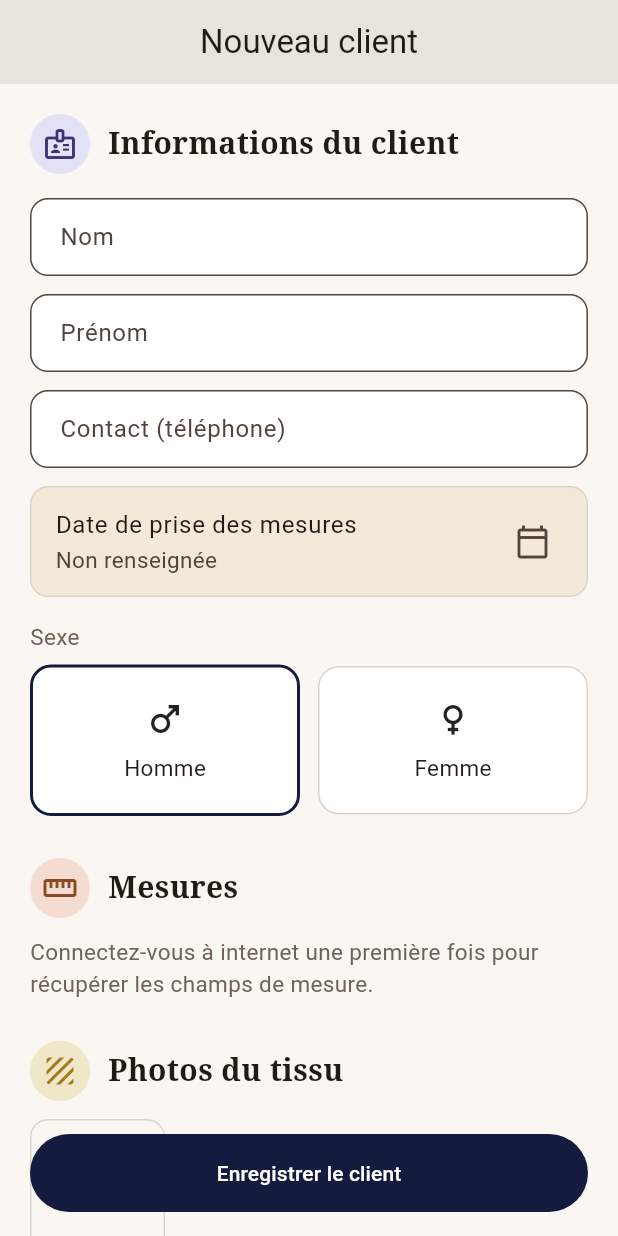
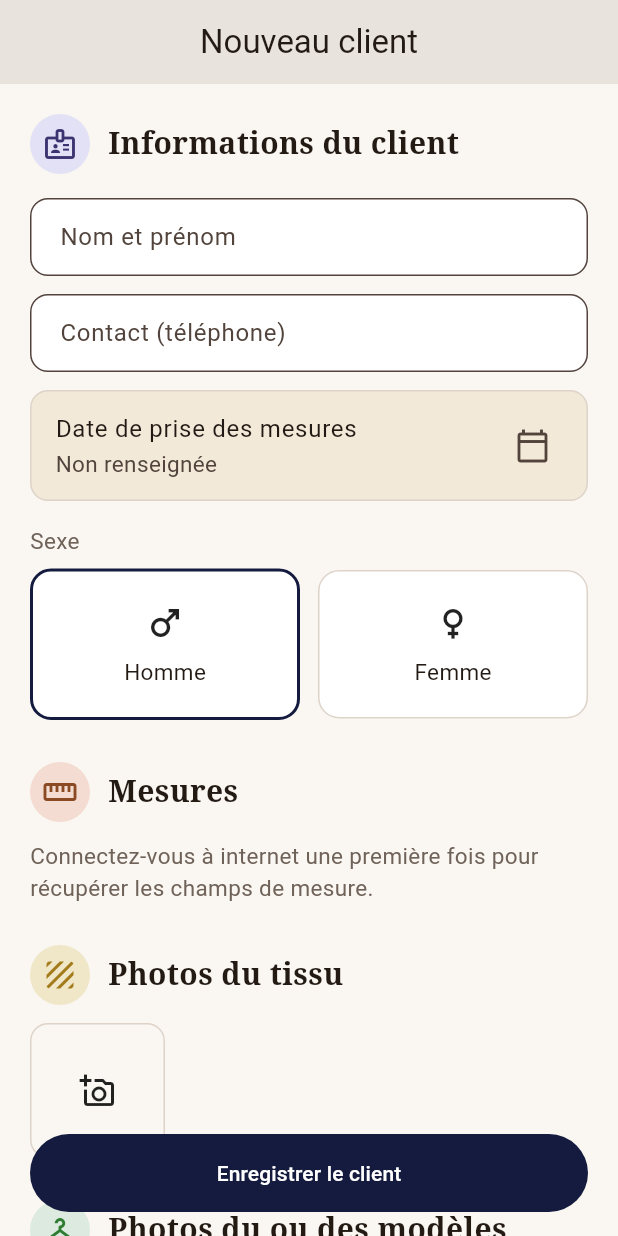
Before and after one commit to ouattaradanou-debug/forevercare-ai, a Flutter app: the EcranNouveauClient screen opened by its route, after a tap on "Homme", after a tap on the "add a photo" icon, on a phone screen of 412 x 824 dp. Run offline on Flutter 3.47's test engine with Material 3 defaults, Android fonts, the phone set to English and light mode, and no system bars; our stand-ins replace audioplayers, connectivity_plus, drift, flutter_image_compress, flutter_local_notifications, flutter_riverpod and 10 more; missing offline and left inert: record; accounts and stored records are empty; generated files the repository leaves out were written again.

Commit message:
fix(atelier_plus): fusionne les champs Nom et Prénom en un seul champ
"Nouveau client" et "Modifier le client" n'affichent plus qu'un champ
"Nom et prénom" ; le texte saisi est stocké dans la colonne nom
(prenom reste vide). nomComplet (déjà utilisé partout pour l'affichage)
gère ce cas sans changement ailleurs.

```diff
--- a/atelier_plus/lib/features/clients/presentation/ecran_nouveau_client.dart
+++ b/atelier_plus/lib/features/clients/presentation/ecran_nouveau_client.dart
@@ -36,7 +36,6 @@ class EcranNouveauClient extends ConsumerStatefulWidget {
 
 class _EcranNouveauClientState extends ConsumerState<EcranNouveauClient> {
   final _nomCtrl = TextEditingController();
-  final _prenomCtrl = TextEditingController();
   final _telephoneCtrl = TextEditingController();
   DateTime? _datePriseMesures;
   String? _sexe;
@@ -67,7 +66,6 @@ class _EcranNouveauClientState extends ConsumerState<EcranNouveauClient> {
   @override
   void dispose() {
     _nomCtrl.dispose();
-    _prenomCtrl.dispose();
     _telephoneCtrl.dispose();
     _montantTotalCtrl.dispose();
     _avanceCtrl.dispose();
@@ -98,11 +96,10 @@ class _EcranNouveauClientState extends ConsumerState<EcranNouveauClient> {
     if (_client != null) return _client;
 
     final nom = _nomCtrl.text.trim();
-    final prenom = _prenomCtrl.text.trim();
     final telephone = _telephoneCtrl.text.trim();
-    if (nom.isEmpty || prenom.isEmpty || telephone.isEmpty || _sexe == null) {
+    if (nom.isEmpty || telephone.isEmpty || _sexe == null) {
       setState(() {
-        _erreur = 'Renseignez le nom, le prénom, le téléphone et le sexe avant de continuer.';
+        _erreur = 'Renseignez le nom, le téléphone et le sexe avant de continuer.';
       });
       return null;
     }
@@ -116,7 +113,7 @@ class _EcranNouveauClientState extends ConsumerState<EcranNouveauClient> {
       final client = await ref.read(clientsRepositoryProvider).creerClient(
             atelierId: utilisateur!.atelierId,
             nom: nom,
-            prenom: prenom,
+            prenom: '',
             telephone: telephone,
             sexe: _sexe!,
             datePriseMesures: _datePriseMesures ?? DateTime.now(),
@@ -269,12 +266,7 @@ class _EcranNouveauClientState extends ConsumerState<EcranNouveauClient> {
                   const SizedBox(height: 16),
                   TextField(
                     controller: _nomCtrl,
-                    decoration: const InputDecoration(labelText: 'Nom'),
-                  ),
-                  const SizedBox(height: 12),
-                  TextField(
-                    controller: _prenomCtrl,
-                    decoration: const InputDecoration(labelText: 'Prénom'),
+                    decoration: const InputDecoration(labelText: 'Nom et prénom'),
                   ),
                   const SizedBox(height: 12),
                   TextField(
```
Also changed, not shown: atelier_plus/lib/features/clients/presentation/ecran_formulaire_client.dart (+3 -12 lines).
